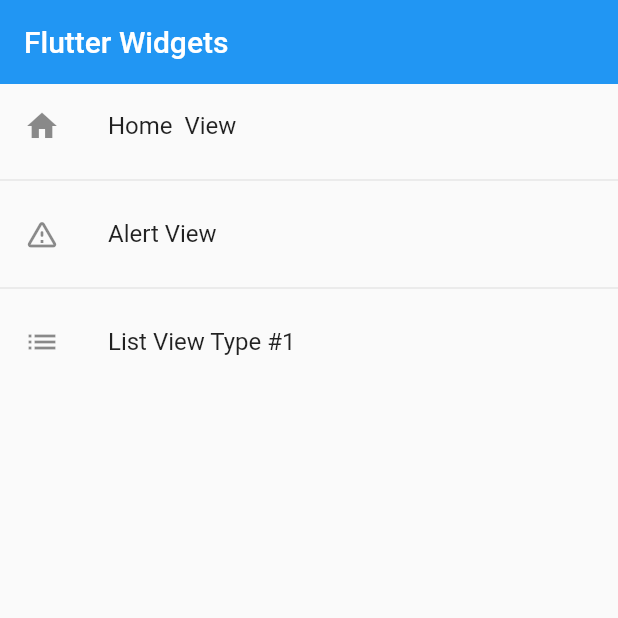
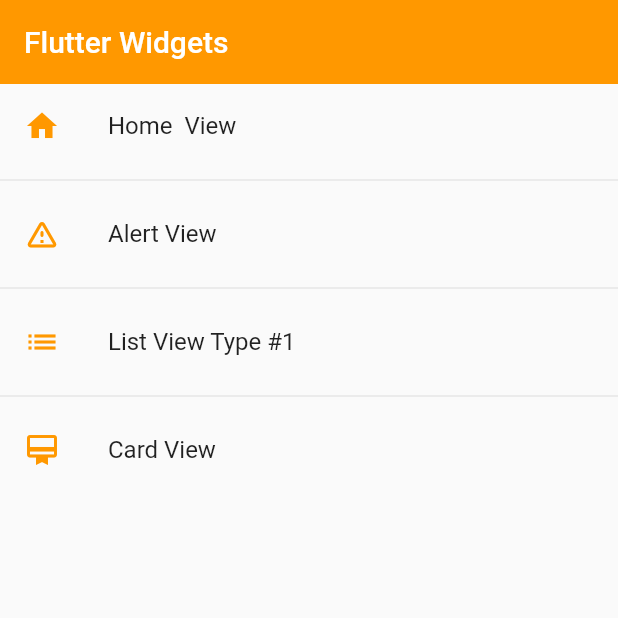
Before and after one commit to rodri2d2/FlutterWidgets, a Flutter app: the screen it shows after launch, on a phone screen of 412 x 824 dp, the top half of it. Run offline on Flutter 3.47's test engine with Material 2 defaults, Android fonts, the phone set to English and light mode, and no system bars.

```diff
--- a/lib/main.dart
+++ b/lib/main.dart
@@ -1,4 +1,5 @@
 import 'package:flutter/material.dart';
+import 'package:flutter_widgets/resourses/app_theme.dart';
 import 'package:flutter_widgets/router/app_routes.dart';
 
 void main() => runApp(const MyApp());
@@ -14,6 +15,7 @@ class MyApp extends StatelessWidget {
       initialRoute: AppRoutes.initialRoute,
       routes: AppRoutes.getAppRoutes(),
       onGenerateRoute: AppRoutes.onGenerateRoute,
+      theme: AppTheme.light,
     );
   }
 }
--- /dev/null
+++ b/lib/resourses/app_theme.dart
@@ -0,0 +1,21 @@
+import 'package:flutter/material.dart';
+
+class AppTheme {
+  static const Color primary = Colors.orange;
+
+  static final ThemeData light = ThemeData().copyWith(
+    // Color primario para toda la app
+    primaryColor: primary,
+
+    // App bar configuracion
+    appBarTheme: const AppBarTheme(
+      color: primary,
+      elevation: 0,
+    ),
+
+    //
+    textButtonTheme: TextButtonThemeData(
+      style: TextButton.styleFrom(foregroundColor: primary),
+    ),
+  );
+}
--- a/lib/router/app_routes.dart
+++ b/lib/router/app_routes.dart
@@ -1,4 +1,5 @@
 import 'package:flutter/material.dart';
+import 'package:flutter_widgets/views/cardView.dart';
 import '../views/views.dart';
 import 'package:flutter_widgets/models/models.dart';
 
@@ -24,6 +25,12 @@ class AppRoutes {
       view: ListView1(),
       icon: Icons.list,
     ),
+    MenuOption(
+      route: 'cardView',
+      name: 'Card View',
+      view: CardView(),
+      icon: Icons.card_membership,
+    ),
   ];
 
   static const initialRoute = 'home';
@@ -44,6 +51,6 @@ class AppRoutes {
   // };
 
   static Route<dynamic> onGenerateRoute(RouteSettings settings) {
-    return MaterialPageRoute(builder: (context) =>  ListView1());
+    return MaterialPageRoute(builder: (context) => ListView1());
   }
 }
--- /dev/null
+++ b/lib/views/comon_components/comon_components.dart
@@ -0,0 +1,2 @@
+export 'package:flutter_widgets/views/comon_components/custom_card_type_one.dart';
+export 'package:flutter_widgets/views/comon_components/custom_cart_type_two.dart';
--- a/lib/views/homeView.dart
+++ b/lib/views/homeView.dart
@@ -1,4 +1,5 @@
 import 'package:flutter/material.dart';
+import 'package:flutter_widgets/resourses/app_theme.dart';
 import 'package:flutter_widgets/router/app_routes.dart';
 
 class HomeView extends StatelessWidget {
@@ -15,7 +16,10 @@ class HomeView extends StatelessWidget {
       ),
       body: ListView.separated(
         itemBuilder: (context, index) => ListTile(
-          leading: Icon(menuOptions[index].icon),
+          leading: Icon(
+            menuOptions[index].icon,
+            color: AppTheme.primary,
+          ),
           title: Text(menuOptions[index].name),
           onTap: () {
             print(menuOptions[index].name);
--- a/pubspec.yaml
+++ b/pubspec.yaml
@@ -60,9 +60,8 @@ flutter:
   uses-material-design: true
 
   # To add assets to your application, add an assets section, like this:
-  # assets:
-  #   - images/a_dot_burr.jpeg
-  #   - images/a_dot_ham.jpeg
+  assets:
+   - assets/jar-loading.gif
 
   # An image asset can refer to one or more resolution-specific "variants", see
   # https://flutter.dev/assets-and-images/#resolution-aware
```
Also changed, not shown: lib/views/cardView.dart (added, +32 -0 lines), lib/views/comon_components/custom_card_type_one.dart (added, +42 -0 lines), lib/views/comon_components/custom_cart_type_two.dart (added, +43 -0 lines), assets/jar-loading.gif (added).
